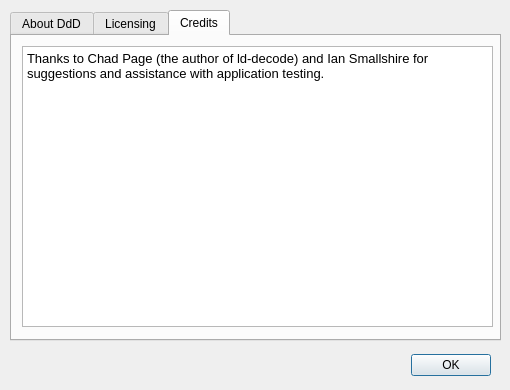
First picture: the form in Linux-Application/DomesdayDuplicator/aboutdialog.ui, repository simoninns/DomesdayDuplicator-gui-app, before the edit.
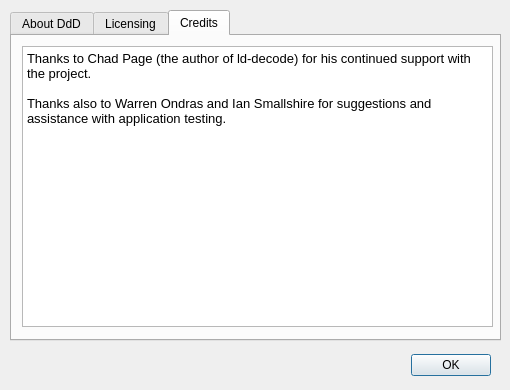
Second picture: the form after the edit. The open tabs and pages were chosen to show the change. Icons and pictures are not drawn.

Commit message: Updated USB status messages for clarity and changed credits in about dialogue

Patch:
```diff
--- a/Linux-Application/DomesdayDuplicator/aboutdialog.ui
+++ b/Linux-Application/DomesdayDuplicator/aboutdialog.ui
@@ -290,7 +290,10 @@
 &lt;html&gt;&lt;head&gt;&lt;meta name=&quot;qrichtext&quot; content=&quot;1&quot; /&gt;&lt;style type=&quot;text/css&quot;&gt;
 p, li { white-space: pre-wrap; }
 &lt;/style&gt;&lt;/head&gt;&lt;body style=&quot; font-family:'Ubuntu'; font-size:10pt; font-weight:400; font-style:normal;&quot;&gt;
-&lt;p style=&quot; margin-top:0px; margin-bottom:0px; margin-left:0px; margin-right:0px; -qt-block-indent:0; text-indent:0px;&quot;&gt;Thanks to Chad Page (the author of ld-decode) and Ian Smallshire for suggestions and assistance with application testing.&lt;/p&gt;&lt;/body&gt;&lt;/html&gt;</string>
+&lt;p style=&quot; margin-top:0px; margin-bottom:0px; margin-left:0px; margin-right:0px; -qt-block-indent:0; text-indent:0px;&quot;&gt;Thanks to Chad Page (the author of ld-decode) for his continued support with the project.&lt;/p&gt;
+&lt;p style=&quot;-qt-paragraph-type:empty; margin-top:0px; margin-bottom:0px; margin-left:0px; margin-right:0px; -qt-block-indent:0; text-indent:0px;&quot;&gt;&lt;br /&gt;&lt;/p&gt;
+&lt;p style=&quot; margin-top:0px; margin-bottom:0px; margin-left:0px; margin-right:0px; -qt-block-indent:0; text-indent:0px;&quot;&gt;Thanks also to Warren Ondras and Ian Smallshire for suggestions and assistance with application testing.&lt;/p&gt;
+&lt;p style=&quot;-qt-paragraph-type:empty; margin-top:0px; margin-bottom:0px; margin-left:0px; margin-right:0px; -qt-block-indent:0; text-indent:0px;&quot;&gt;&lt;br /&gt;&lt;/p&gt;&lt;/body&gt;&lt;/html&gt;</string>
      </property>
     </widget>
    </widget>
```
The commit also changes 1 other file.
